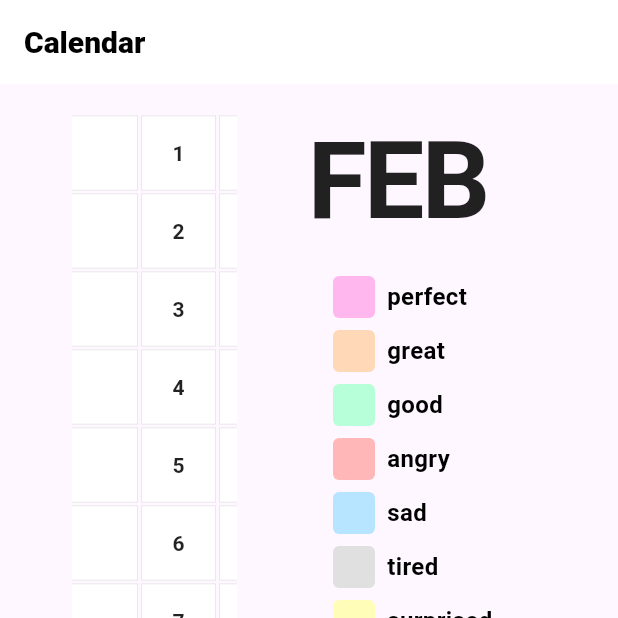
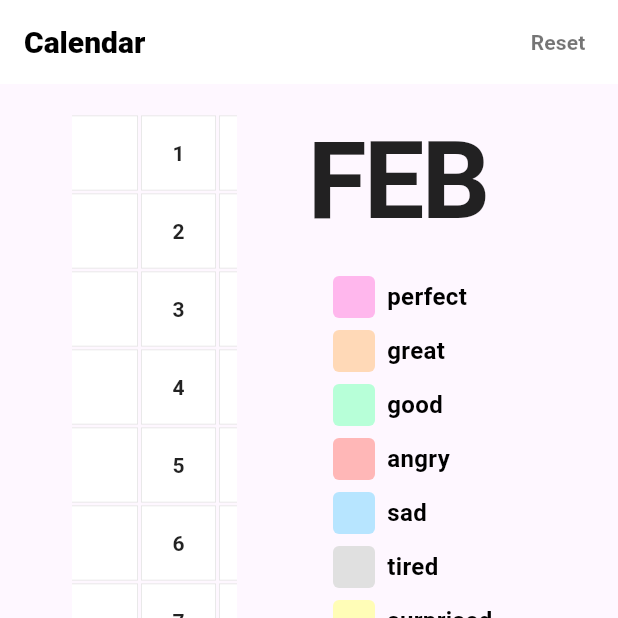
Before and after one commit to Batjimin/moodrecord, a Flutter app: the screen it shows after launch, after a tap on the "arrow right" icon, on a phone screen of 412 x 824 dp, the top half of it. Run offline on Flutter 3.47's test engine with Material 3 defaults, Android fonts, the phone set to English and light mode, and no system bars; our stand-ins replace google_fonts.

Commit message:
색상 로컬 저장기능 + 초기화

```diff
--- a/lib/pages/home_page.dart
+++ b/lib/pages/home_page.dart
@@ -1,5 +1,8 @@
 import 'package:flutter/material.dart';
 import 'package:google_fonts/google_fonts.dart';
+import 'dart:io';
+import 'dart:convert';
+import 'package:path_provider/path_provider.dart';
 
 class MyHomePage extends StatefulWidget {
   const MyHomePage({super.key, required this.title});
@@ -18,6 +21,8 @@ class _MyHomePageState extends State<MyHomePage> {
   final DateTime _currentYear = DateTime.now();
   Color? selectedMoodColor;
   int selectedMonthIndex = 0;
+  Map<String, Color> savedColors = {};
+  static const String STORAGE_KEY = 'mood_colors.json';
 
   final List<String> months = [
     'JAN',
@@ -35,15 +40,77 @@ class _MyHomePageState extends State<MyHomePage> {
   ];
 
   final Map<String, Color> moodColors = {
-    'perfect': const Color(0xFFFFB7ED), // 파스텔 핑크
-    'great': const Color(0xFFFFD9B7), // 파스텔 오렌지
-    'good': const Color(0xFFB7FFD8), // 파스텔 그린
-    'angry': const Color(0xFFFFB7B7), // 파스텔 레드
-    'sad': const Color(0xFFB7E5FF), // 파스텔 블루
-    'tired': const Color(0xFFE0E0E0), // 파스텔 그레이
-    'surprised': const Color(0xFFFFFDB7), // 파스텔 옐로우
+    'perfect': const Color(0xFFFFB7ED),
+    'great': const Color(0xFFFFD9B7),
+    'good': const Color(0xFFB7FFD8),
+    'angry': const Color(0xFFFFB7B7),
+    'sad': const Color(0xFFB7E5FF),
+    'tired': const Color(0xFFE0E0E0),
+    'surprised': const Color(0xFFFFFDB7),
   };
 
+  // 파일 저장 관련 함수들
+  Future<String> get _localPath async {
+    final directory = await getApplicationDocumentsDirectory();
+    return directory.path;
+  }
+
+  Future<File> get _localFile async {
+    final path = await _localPath;
+    return File('$path/$STORAGE_KEY');
+  }
+
+  Future<void> saveColor(int day, int month, Color color) async {
+    try {
+      final file = await _localFile;
+      Map<String, dynamic> allColors = {};
+
+      if (await file.exists()) {
+        final String contents = await file.readAsString();
+        allColors = Map<String, dynamic>.from(json.decode(contents));
+      }
+
+      final key = '${_currentYear.year}-$month-$day';
+      allColors[key] = color.value.toString();
+
+      await file.writeAsString(json.encode(allColors));
+
+      setState(() {
+        savedColors[key] = color;
+      });
+    } catch (e) {
+      print('Error saving color: $e');
+    }
+  }
+
+  Future<void> loadColors() async {
+    try {
+      final file = await _localFile;
+
+      if (await file.exists()) {
+        final String contents = await file.readAsString();
+        final Map<String, dynamic> allColors =
+            Map<String, dynamic>.from(json.decode(contents));
+
+        setState(() {
+          savedColors.clear();
+          allColors.forEach((key, value) {
+            final colorValue = int.parse(value);
+            savedColors[key] = Color(colorValue);
+          });
+        });
+      }
+    } catch (e) {
+      print('Error loading colors: $e');
+    }
+  }
+
+  Color? getSavedColor(int day, int month) {
+    final key = '${_currentYear.year}-$month-$day';
+    return savedColors[key];
+  }
+
+  // 기존 함수들
   int _getDaysInMonth(int month) {
     return DateTime(_currentYear.year, month + 1, 0).day;
   }
@@ -73,59 +140,85 @@ class _MyHomePageState extends State<MyHomePage> {
     }
   }
 
+  bool _isToday(int row, int col) {
+    final now = DateTime.now();
+    return row + 1 == now.day && col == now.month - 1;
+  }
+
+  // 초기화 함수 추가
+  Future<void> resetAllColors() async {
+    try {
+      final file = await _localFile;
+      if (await file.exists()) {
+        await file.delete();
+      }
+      setState(() {
+        savedColors.clear();
+        selectedMoodColor = null;
+      });
+    } catch (e) {
+      print('Error resetting colors: $e');
+    }
+  }
+
+  // 초기화 확인 다이얼로그를 표시하는 함수 추가
+  Future<void> showResetConfirmation() async {
+    return showDialog<void>(
+      context: context,
+      builder: (BuildContext context) {
+        return AlertDialog(
+          title: const Text(
+            'Reset Calendar',
+            style: TextStyle(
+              fontWeight: FontWeight.w700,
+            ),
+          ),
+          content: const Text(
+            'Are you sure you want to reset all colors? This action cannot be undone.',
+            style: TextStyle(
+              fontSize: 16,
+              fontWeight: FontWeight.w900,
+            ),
+          ),
+          actions: <Widget>[
+            TextButton(
+              child: const Text(
+                'Cancel',
+                style: TextStyle(
+                  color: Colors.black54,
+                  fontWeight: FontWeight.w600,
+                ),
+              ),
+              onPressed: () {
+                Navigator.of(context).pop();
+              },
+            ),
+            TextButton(
+              child: const Text(
+                'Reset',
+                style: TextStyle(
+                  color: Colors.red,
+                  fontWeight: FontWeight.w600,
+                ),
+              ),
+              onPressed: () {
+                Navigator.of(context).pop();
+                resetAllColors();
+              },
+            ),
+          ],
+        );
+      },
+    );
+  }
+
   @override
   void initState() {
     super.initState();
+    loadColors(); // 저장된 색상 로드
     WidgetsBinding.instance.addPostFrameCallback((_) {
       _horizontalController.jumpTo(0);
     });
-  }
-
-  Widget _buildColorPalette() {
-    return Container(
-      margin: const EdgeInsets.only(left: 16),
-      child: Column(
-        crossAxisAlignment: CrossAxisAlignment.start,
-        children: moodColors.entries.map((entry) {
-          return Padding(
-            padding: const EdgeInsets.symmetric(vertical: 4),
-            child: GestureDetector(
-              onTap: () {
-                setState(() {
-                  selectedMoodColor = entry.value;
-                });
-              },
-              child: Row(
-                children: [
-                  Container(
-                    width: 28,
-                    height: 28,
-                    decoration: BoxDecoration(
-                      color: entry.value,
-                      borderRadius: BorderRadius.circular(4),
-                    ),
-                  ),
-                  const SizedBox(width: 8),
-                  Text(
-                    entry.key,
-                    style: const TextStyle(
-                      fontSize: 20,
-                      color: Colors.black,
-                      fontWeight: FontWeight.w800,
-                    ),
-                  ),
-                ],
-              ),
-            ),
-          );
-        }).toList(),
-      ),
-    );
-  }
-
-  bool _isToday(int row, int col) {
-    final now = DateTime.now();
-    return row + 1 == now.day && col == now.month - 1;
   }
 
   @override
@@ -142,6 +235,22 @@ class _MyHomePageState extends State<MyHomePage> {
             fontWeight: FontWeight.w800,
           ),
         ),
+        actions: [
+          Padding(
+            padding: const EdgeInsets.only(right: 8.0),
+            child: TextButton(
+              onPressed: () => showResetConfirmation(), // 확인 다이얼로그 표시
+              child: const Text(
+                'Reset',
+                style: TextStyle(
+                  color: Colors.black54,
+                  fontSize: 14,
+                  fontWeight: FontWeight.w600,
+                ),
+              ),
+            ),
+          ),
+        ],
       ),
       body: Row(
         crossAxisAlignment: CrossAxisAlignment.start,
@@ -178,12 +287,18 @@ class _MyHomePageState extends State<MyHomePage> {
                                         bool isValidDay = row < daysInMonth;
 
                                         return GestureDetector(
-                                          onTap: isValidDay
-                                              ? () {
-                                                  print(
-                                                      'Clicked: Row ${row + 1}, Column ${col + 1}');
-                                                }
-                                              : null,
+                                          onTap:
+                                              isValidDay && _isToday(row, col)
+                                                  ? () async {
+                                                      if (selectedMoodColor !=
+                                                          null) {
+                                                        await saveColor(
+                                                            row + 1,
+                                                            col + 1,
+                                                            selectedMoodColor!);
+                                                      }
+                                                    }
+                                                  : null,
                                           child: Container(
                                             width: columnWidth,
                                             height: 50,
@@ -195,11 +310,19 @@ class _MyHomePageState extends State<MyHomePage> {
                                                           .withOpacity(0.3),
                                                       width: 0.5,
                                                     ),
-                                                    color: _isToday(row, col) &&
-                                                            selectedMoodColor !=
-                                                                null
-                                                        ? selectedMoodColor
-                                                        : Colors.white,
+                                                    color: _isToday(row, col)
+                                                        ? (selectedMoodColor ??
+                                                            getSavedColor(
+                                                                row + 1,
+                                                                col + 1) ??
+                                                            Colors.white)
+                                                        : (months[currentStartColumn] ==
+                                                                months[col]
+                                                            ? getSavedColor(
+                                                                    row + 1,
+                                                                    col + 1) ??
+                                                                Colors.white
+                                                            : Colors.white),
                                                   )
                                                 : null,
                                             child: isValidDay &&
@@ -209,9 +332,16 @@ class _MyHomePageState extends State<MyHomePage> {
                                                     child: Text(
                                                       '${row + 1}',
                                                       style: TextStyle(
-                                                        color: _isToday(
-                                                                    row, col) &&
-                                                                selectedMoodColor !=
+                                                        color: (_isToday(row,
+                                                                        col) &&
+                                                                    (selectedMoodColor !=
+                                                                            null ||
+                                                                        getSavedColor(row + 1, col + 1) !=
+                                                                            null)) ||
+                                                                getSavedColor(
+                                                                        row + 1,
+                                                                        col +
+                                                                            1) !=
                                                                     null
                                                             ? Colors.white
                                                             : Colors.black87,
@@ -272,10 +402,13 @@ class _MyHomePageState extends State<MyHomePage> {
                       return Padding(
                         padding: const EdgeInsets.symmetric(vertical: 4),
                         child: GestureDetector(
-                          onTap: () {
+                          onTap: () async {
                             setState(() {
                               selectedMoodColor = entry.value;
                             });
+                            // 오늘 날짜에 대해 자동 저장
+                            final now = DateTime.now();
+                            await saveColor(now.day, now.month, entry.value);
                           },
                           child: Row(
                             children: [
--- a/pubspec.yaml
+++ b/pubspec.yaml
@@ -31,6 +31,8 @@ dependencies:
   flutter:
     sdk: flutter
   google_fonts: ^6.1.0
+  shared_preferences: ^2.2.2
+  path_provider: ^2.1.2
 
   # The following adds the Cupertino Icons font to your application.
   # Use with the CupertinoIcons class for iOS style icons.
```
Also changed, not shown: pubspec.lock, 1 other file.
